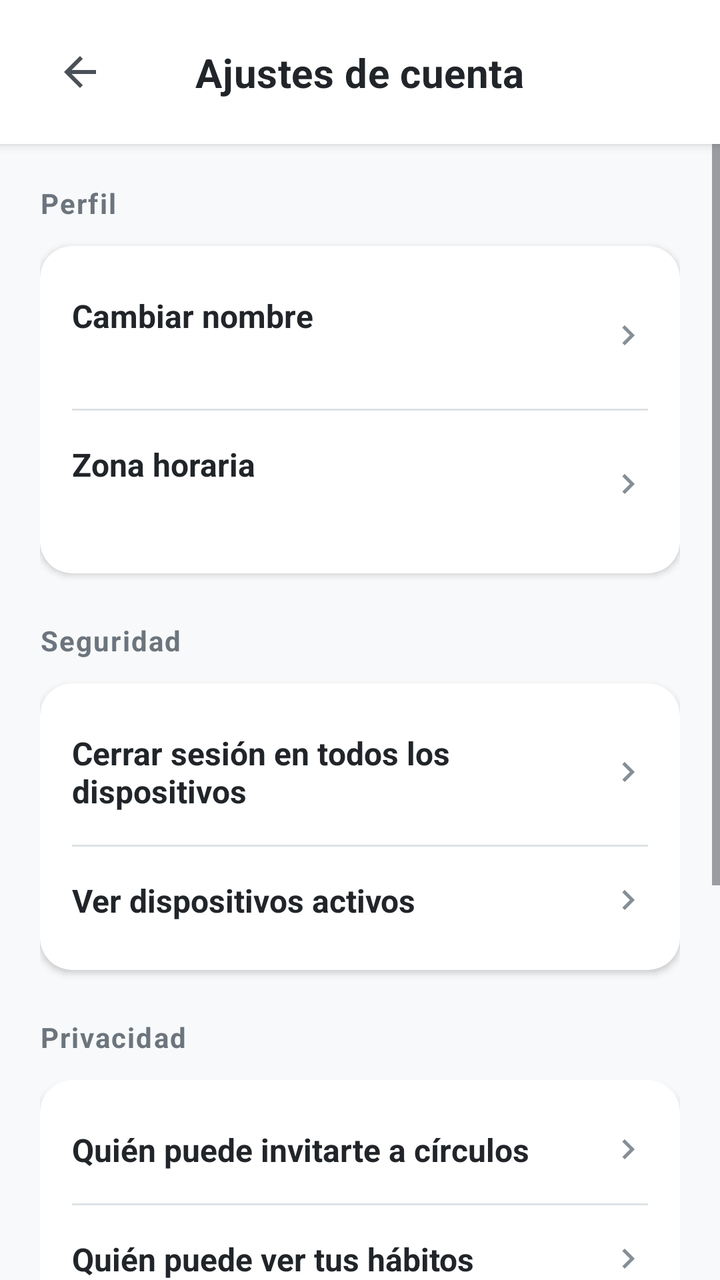
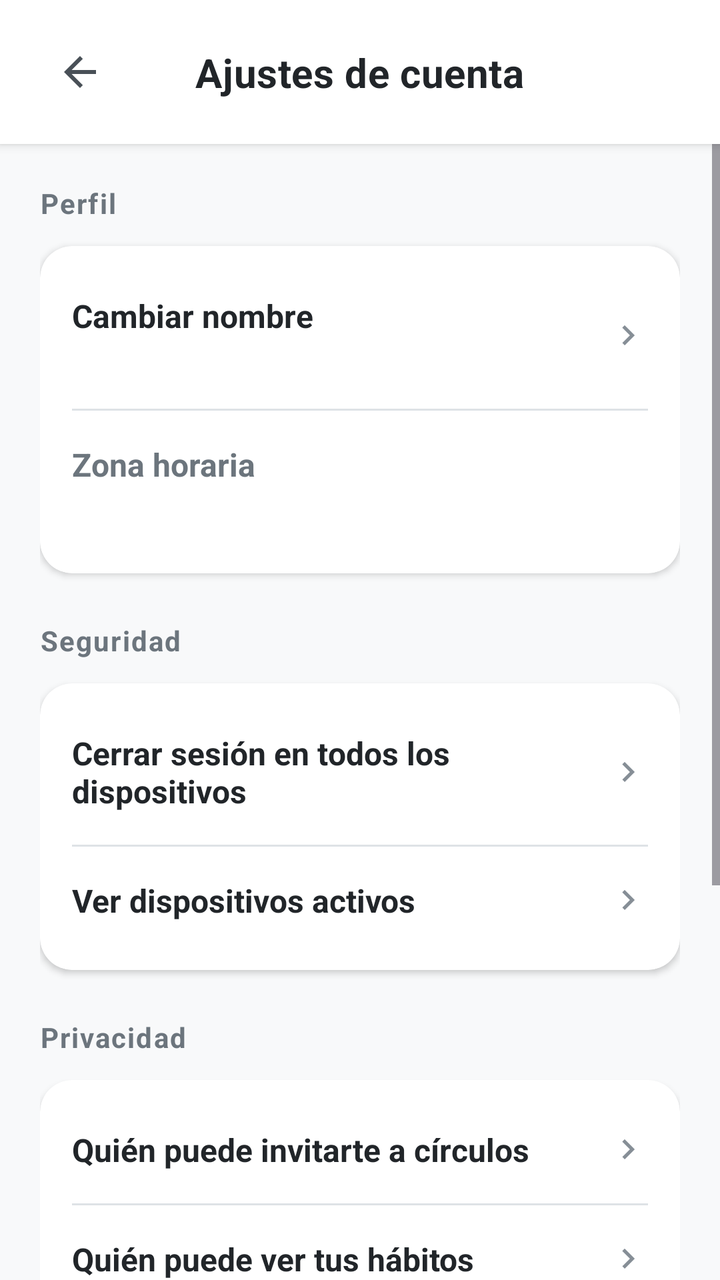

Screens rendered from an Android XML layout before and after an edit, with the pre-edit source and the edit as a unified diff.
<!-- AndroidManifest.xml: application theme Theme.Pace -->
<!-- res/layout/activity_account_settings.xml -->
<?xml version="1.0" encoding="utf-8"?>
<androidx.constraintlayout.widget.ConstraintLayout
    xmlns:android="http://schemas.android.com/apk/res/android"
    xmlns:app="http://schemas.android.com/apk/res-auto"
    android:layout_width="match_parent"
    android:layout_height="match_parent"
    android:background="@color/background_primary">

    
    <androidx.constraintlayout.widget.ConstraintLayout
        android:id="@+id/headerLayout"
        android:layout_width="0dp"
        android:layout_height="wrap_content"
        android:background="@color/background_card"
        android:elevation="3dp"
        android:paddingTop="16dp"
        android:paddingBottom="16dp"
        android:paddingStart="20dp"
        android:paddingEnd="20dp"
        app:layout_constraintTop_toTopOf="parent"
        app:layout_constraintStart_toStartOf="parent"
        app:layout_constraintEnd_toEndOf="parent">

        
        <ImageButton
            android:id="@+id/backButton"
            android:layout_width="40dp"
            android:layout_height="40dp"
            android:src="@drawable/ic_arrow_back"
            android:background="?attr/selectableItemBackgroundBorderless"
            android:contentDescription="Volver"
            android:scaleType="centerInside"
            app:tint="@color/accent_primary"
            app:layout_constraintTop_toTopOf="parent"
            app:layout_constraintBottom_toBottomOf="parent"
            app:layout_constraintStart_toStartOf="parent" />

        
        <TextView
            android:layout_width="wrap_content"
            android:layout_height="wrap_content"
            android:text="@string/account_settings"
            android:textSize="20sp"
            android:textStyle="bold"
            android:textColor="@color/text_primary"
            android:letterSpacing="0.01"
            app:layout_constraintTop_toTopOf="parent"
            app:layout_constraintBottom_toBottomOf="parent"
            app:layout_constraintStart_toStartOf="parent"
            app:layout_constraintEnd_toEndOf="parent" />

    </androidx.constraintlayout.widget.ConstraintLayout>

    
    <ScrollView
        android:layout_width="0dp"
        android:layout_height="0dp"
        android:fillViewport="true"
        app:layout_constraintTop_toBottomOf="@id/headerLayout"
        app:layout_constraintBottom_toBottomOf="parent"
        app:layout_constraintStart_toStartOf="parent"
        app:layout_constraintEnd_toEndOf="parent">

        <LinearLayout
            android:layout_width="match_parent"
            android:layout_height="wrap_content"
            android:orientation="vertical"
            android:padding="20dp">

            
            <TextView
                android:layout_width="wrap_content"
                android:layout_height="wrap_content"
                android:text="@string/profile_section"
                android:textSize="14sp"
                android:textStyle="bold"
                android:textColor="@color/text_secondary"
                android:letterSpacing="0.05"
                android:layout_marginBottom="12dp" />

            
            <com.google.android.material.card.MaterialCardView
                android:layout_width="match_parent"
                android:layout_height="wrap_content"
                android:layout_marginBottom="24dp"
                app:cardCornerRadius="16dp"
                app:cardElevation="2dp"
                app:strokeWidth="0dp"
                app:cardBackgroundColor="@color/background_card">

                <LinearLayout
                    android:layout_width="match_parent"
                    android:layout_height="wrap_content"
                    android:orientation="vertical"
                    android:padding="16dp">

                    
                    <LinearLayout
                        android:id="@+id/changeNameOption"
                        android:layout_width="match_parent"
                        android:layout_height="wrap_content"
                        android:orientation="horizontal"
                        android:gravity="center_vertical"
                        android:paddingTop="8dp"
                        android:paddingBottom="8dp"
                        android:clickable="true"
                        android:focusable="true"
                        android:background="?attr/selectableItemBackground">

                        <LinearLayout
                            android:layout_width="0dp"
                            android:layout_height="wrap_content"
                            android:layout_weight="1"
                            android:orientation="vertical">

                            <TextView
                                android:layout_width="wrap_content"
                                android:layout_height="wrap_content"
                                android:text="@string/change_name"
                                android:textSize="16sp"
                                android:textColor="@color/text_primary"
                                android:textStyle="bold" />

                            <TextView
                                android:id="@+id/currentNameText"
                                android:layout_width="wrap_content"
                                android:layout_height="wrap_content"
                                android:text=""
                                android:textSize="13sp"
                                android:textColor="@color/text_secondary"
                                android:layout_marginTop="2dp" />

                        </LinearLayout>

                        <ImageView
                            android:layout_width="20dp"
                            android:layout_height="20dp"
                            android:src="@drawable/ic_arrow_right"
                            android:contentDescription="Cambiar nombre"
                            app:tint="@color/icon_color" />

                    </LinearLayout>

                    
                    <View
                        android:layout_width="match_parent"
                        android:layout_height="1dp"
                        android:background="@color/border_color"
                        android:layout_marginTop="8dp"
                        android:layout_marginBottom="8dp" />

                    
                    <LinearLayout
                        android:id="@+id/timezoneOption"
                        android:layout_width="match_parent"
                        android:layout_height="wrap_content"
                        android:orientation="horizontal"
                        android:gravity="center_vertical"
                        android:paddingTop="8dp"
                        android:paddingBottom="8dp"
                        android:clickable="true"
                        android:focusable="true"
                        android:background="?attr/selectableItemBackground">

                        <LinearLayout
                            android:layout_width="0dp"
                            android:layout_height="wrap_content"
                            android:layout_weight="1"
                            android:orientation="vertical">

                            <TextView
                                android:layout_width="wrap_content"
                                android:layout_height="wrap_content"
                                android:text="@string/timezone"
                                android:textSize="16sp"
                                android:textColor="@color/text_primary"
                                android:textStyle="bold" />

                            <TextView
                                android:id="@+id/currentTimezoneText"
                                android:layout_width="wrap_content"
                                android:layout_height="wrap_content"
                                android:text=""
                                android:textSize="13sp"
                                android:textColor="@color/text_secondary"
                                android:layout_marginTop="2dp" />

                        </LinearLayout>

                        <ImageView
                            android:layout_width="20dp"
                            android:layout_height="20dp"
                            android:src="@drawable/ic_arrow_right"
                            android:contentDescription="Cambiar zona horaria"
                            app:tint="@color/icon_color" />

                    </LinearLayout>

                </LinearLayout>

            </com.google.android.material.card.MaterialCardView>

            
            <TextView
                android:layout_width="wrap_content"
                android:layout_height="wrap_content"
                android:text="@string/security_section"
                android:textSize="14sp"
                android:textStyle="bold"
                android:textColor="@color/text_secondary"
                android:letterSpacing="0.05"
                android:layout_marginBottom="12dp" />

            
            <com.google.android.material.card.MaterialCardView
                android:layout_width="match_parent"
                android:layout_height="wrap_content"
                android:layout_marginBottom="24dp"
                app:cardCornerRadius="16dp"
                app:cardElevation="2dp"
                app:strokeWidth="0dp"
                app:cardBackgroundColor="@color/background_card">

                <LinearLayout
                    android:layout_width="match_parent"
                    android:layout_height="wrap_content"
                    android:orientation="vertical"
                    android:padding="16dp">

                    
                    <LinearLayout
                        android:id="@+id/signOutAllDevicesOption"
                        android:layout_width="match_parent"
                        android:layout_height="wrap_content"
                        android:orientation="horizontal"
                        android:gravity="center_vertical"
                        android:paddingTop="8dp"
                        android:paddingBottom="8dp"
                        android:clickable="true"
                        android:focusable="true"
                        android:background="?attr/selectableItemBackground">

                        <LinearLayout
                            android:layout_width="0dp"
                            android:layout_height="wrap_content"
                            android:layout_weight="1"
                            android:orientation="vertical">

                            <TextView
                                android:layout_width="wrap_content"
                                android:layout_height="wrap_content"
                                android:text="@string/sign_out_all_devices"
                                android:textSize="16sp"
                                android:textColor="@color/text_primary"
                                android:textStyle="bold" />

                        </LinearLayout>

                        <ImageView
                            android:layout_width="20dp"
                            android:layout_height="20dp"
                            android:src="@drawable/ic_arrow_right"
                            android:contentDescription="Cerrar sesión"
                            app:tint="@color/icon_color" />

                    </LinearLayout>

                    
                    <View
                        android:layout_width="match_parent"
                        android:layout_height="1dp"
                        android:background="@color/border_color"
                        android:layout_marginTop="8dp"
                        android:layout_marginBottom="8dp" />

                    
                    <LinearLayout
                        android:id="@+id/viewActiveDevicesOption"
                        android:layout_width="match_parent"
                        android:layout_height="wrap_content"
                        android:orientation="horizontal"
                        android:gravity="center_vertical"
                        android:paddingTop="8dp"
                        android:paddingBottom="8dp"
                        android:clickable="true"
                        android:focusable="true"
                        android:background="?attr/selectableItemBackground">

                        <LinearLayout
                            android:layout_width="0dp"
                            android:layout_height="wrap_content"
                            android:layout_weight="1"
                            android:orientation="vertical">

                            <TextView
                                android:layout_width="wrap_content"
                                android:layout_height="wrap_content"
                                android:text="@string/view_active_devices"
                                android:textSize="16sp"
                                android:textColor="@color/text_primary"
                                android:textStyle="bold" />

                        </LinearLayout>

                        <ImageView
                            android:layout_width="20dp"
                            android:layout_height="20dp"
                            android:src="@drawable/ic_arrow_right"
                            android:contentDescription="Ver dispositivos"
                            app:tint="@color/icon_color" />

                    </LinearLayout>

                </LinearLayout>

            </com.google.android.material.card.MaterialCardView>

            
            <TextView
                android:layout_width="wrap_content"
                android:layout_height="wrap_content"
                android:text="@string/privacy_section"
                android:textSize="14sp"
                android:textStyle="bold"
                android:textColor="@color/text_secondary"
                android:letterSpacing="0.05"
                android:layout_marginBottom="12dp" />

            
            <com.google.android.material.card.MaterialCardView
                android:layout_width="match_parent"
                android:layout_height="wrap_content"
                android:layout_marginBottom="24dp"
                app:cardCornerRadius="16dp"
                app:cardElevation="2dp"
                app:strokeWidth="0dp"
                app:cardBackgroundColor="@color/background_card">

                <LinearLayout
                    android:layout_width="match_parent"
                    android:layout_height="wrap_content"
                    android:orientation="vertical"
                    android:padding="16dp">

                    
                    <LinearLayout
                        android:id="@+id/whoCanInviteOption"
                        android:layout_width="match_parent"
                        android:layout_height="wrap_content"
                        android:orientation="horizontal"
                        android:gravity="center_vertical"
                        android:paddingTop="8dp"
                        android:paddingBottom="8dp"
                        android:clickable="true"
                        android:focusable="true"
                        android:background="?attr/selectableItemBackground">

                        <LinearLayout
                            android:layout_width="0dp"
                            android:layout_height="wrap_content"
                            android:layout_weight="1"
                            android:orientation="vertical">

                            <TextView
                                android:layout_width="wrap_content"
                                android:layout_height="wrap_content"
                                android:text="@string/who_can_invite_circles"
                                android:textSize="16sp"
                                android:textColor="@color/text_primary"
                                android:textStyle="bold" />

                        </LinearLayout>

                        <ImageView
                            android:layout_width="20dp"
                            android:layout_height="20dp"
                            android:src="@drawable/ic_arrow_right"
                            android:contentDescription="Configurar"
                            app:tint="@color/icon_color" />

                    </LinearLayout>

                    
                    <View
                        android:layout_width="match_parent"
                        android:layout_height="1dp"
                        android:background="@color/border_color"
                        android:layout_marginTop="8dp"
                        android:layout_marginBottom="8dp" />

                    
                    <LinearLayout
                        android:id="@+id/whoCanSeeHabitsOption"
                        android:layout_width="match_parent"
                        android:layout_height="wrap_content"
                        android:orientation="horizontal"
                        android:gravity="center_vertical"
                        android:paddingTop="8dp"
                        android:paddingBottom="8dp"
                        android:clickable="true"
                        android:focusable="true"
                        android:background="?attr/selectableItemBackground">

                        <LinearLayout
                            android:layout_width="0dp"
                            android:layout_height="wrap_content"
                            android:layout_weight="1"
                            android:orientation="vertical">

                            <TextView
                                android:layout_width="wrap_content"
                                android:layout_height="wrap_content"
                                android:text="@string/who_can_see_habits"
                                android:textSize="16sp"
                                android:textColor="@color/text_primary"
                                android:textStyle="bold" />

                        </LinearLayout>

                        <ImageView
                            android:layout_width="20dp"
                            android:layout_height="20dp"
                            android:src="@drawable/ic_arrow_right"
                            android:contentDescription="Configurar"
                            app:tint="@color/icon_color" />

                    </LinearLayout>

                    
                    <View
                        android:layout_width="match_parent"
                        android:layout_height="1dp"
                        android:background="@color/border_color"
                        android:layout_marginTop="8dp"
                        android:layout_marginBottom="8dp" />

                    
                    <LinearLayout
                        android:id="@+id/blockUsersOption"
                        android:layout_width="match_parent"
                        android:layout_height="wrap_content"
                        android:orientation="horizontal"
                        android:gravity="center_vertical"
                        android:paddingTop="8dp"
                        android:paddingBottom="8dp"
                        android:clickable="true"
                        android:focusable="true"
                        android:background="?attr/selectableItemBackground">

                        <LinearLayout
                            android:layout_width="0dp"
                            android:layout_height="wrap_content"
                            android:layout_weight="1"
                            android:orientation="vertical">

                            <TextView
                                android:layout_width="wrap_content"
                                android:layout_height="wrap_content"
                                android:text="@string/block_users"
                                android:textSize="16sp"
                                android:textColor="@color/text_primary"
                                android:textStyle="bold" />

                        </LinearLayout>

                        <ImageView
                            android:layout_width="20dp"
                            android:layout_height="20dp"
                            android:src="@drawable/ic_arrow_right"
                            android:contentDescription="Ver bloqueados"
                            app:tint="@color/icon_color" />

                    </LinearLayout>

                </LinearLayout>

            </com.google.android.material.card.MaterialCardView>

            
            <TextView
                android:layout_width="wrap_content"
                android:layout_height="wrap_content"
                android:text="@string/data_account_section"
                android:textSize="14sp"
                android:textStyle="bold"
                android:textColor="@color/text_secondary"
                android:letterSpacing="0.05"
                android:layout_marginBottom="12dp" />

            
            <com.google.android.material.card.MaterialCardView
                android:layout_width="match_parent"
                android:layout_height="wrap_content"
                android:layout_marginBottom="24dp"
                app:cardCornerRadius="16dp"
                app:cardElevation="2dp"
                app:strokeWidth="0dp"
                app:cardBackgroundColor="@color/background_card">

                <LinearLayout
                    android:layout_width="match_parent"
                    android:layout_height="wrap_content"
                    android:orientation="vertical"
                    android:padding="16dp">

                    
                    <LinearLayout
                        android:id="@+id/downloadDataOption"
                        android:layout_width="match_parent"
                        android:layout_height="wrap_content"
                        android:orientation="horizontal"
                        android:gravity="center_vertical"
                        android:paddingTop="8dp"
                        android:paddingBottom="8dp"
                        android:clickable="true"
                        android:focusable="true"
                        android:background="?attr/selectableItemBackground">

                        <LinearLayout
                            android:layout_width="0dp"
                            android:layout_height="wrap_content"
                            android:layout_weight="1"
                            android:orientation="vertical">

                            <TextView
                                android:layout_width="wrap_content"
                                android:layout_height="wrap_content"
                                android:text="@string/download_my_data"
                                android:textSize="16sp"
                                android:textColor="@color/text_primary"
                                android:textStyle="bold" />

                        </LinearLayout>

                        <ImageView
                            android:layout_width="20dp"
                            android:layout_height="20dp"
                            android:src="@drawable/ic_arrow_right"
                            android:contentDescription="Descargar"
                            app:tint="@color/icon_color" />

                    </LinearLayout>

                    
                    <View
                        android:layout_width="match_parent"
                        android:layout_height="1dp"
                        android:background="@color/border_color"
                        android:layout_marginTop="8dp"
                        android:layout_marginBottom="8dp" />

                    
                    <LinearLayout
                        android:id="@+id/deleteAccountOption"
                        android:layout_width="match_parent"
                        android:layout_height="wrap_content"
                        android:orientation="horizontal"
                        android:gravity="center_vertical"
                        android:paddingTop="8dp"
                        android:paddingBottom="8dp"
                        android:clickable="true"
                        android:focusable="true"
                        android:background="?attr/selectableItemBackground">

                        <LinearLayout
                            android:layout_width="0dp"
                            android:layout_height="wrap_content"
                            android:layout_weight="1"
                            android:orientation="vertical">

                            <TextView
                                android:layout_width="wrap_content"
                                android:layout_height="wrap_content"
                                android:text="@string/delete_account"
                                android:textSize="16sp"
                                android:textColor="@color/error_red"
                                android:textStyle="bold" />

                        </LinearLayout>

                        <ImageView
                            android:layout_width="20dp"
                            android:layout_height="20dp"
                            android:src="@drawable/ic_arrow_right"
                            android:contentDescription="Eliminar cuenta"
                            app:tint="@color/error_red" />

                    </LinearLayout>

                </LinearLayout>

            </com.google.android.material.card.MaterialCardView>

        </LinearLayout>

    </ScrollView>

</androidx.constraintlayout.widget.ConstraintLayout>
<!-- resources referenced by this layout -->
<resources>
  <color name="accent_primary">#495057</color>
  <color name="background_card">#FFFFFF</color>
  <color name="background_primary">#F8F9FA</color>
  <color name="border_color">#DEE2E6</color>
  <color name="error_red">#D32F2F</color>
  <color name="icon_color">#868E96</color>
  <color name="text_primary">#212529</color>
  <color name="text_secondary">#6C757D</color>
  <!-- drawable ic_arrow_back (drawable) -->
  <vector xmlns:android="http://schemas.android.com/apk/res/android"
      android:width="24dp"
      android:height="24dp"
      android:viewportWidth="24"
      android:viewportHeight="24">
      <path
          android:fillColor="@color/accent_primary"
          android:pathData="M20,11H7.83l5.59,-5.59L12,4l-8,8 8,8 1.41,-1.41L7.83,13H20v-2z"/>
  </vector>
  <!-- drawable ic_arrow_right (drawable) -->
  <vector xmlns:android="http://schemas.android.com/apk/res/android"
      android:width="24dp"
      android:height="24dp"
      android:viewportWidth="24"
      android:viewportHeight="24">
      <path
          android:fillColor="@color/icon_color"
          android:pathData="M8.59,16.59L13.17,12 8.59,7.41 10,6l6,6 -6,6 -1.41,-1.41z"/>
  </vector>
  <string name="account_settings">Ajustes de cuenta</string>
  <string name="block_users">Bloquear usuarios</string>
  <string name="change_name">Cambiar nombre</string>
  <string name="data_account_section">Datos y cuenta</string>
  <string name="delete_account">Eliminar cuenta</string>
  <string name="download_my_data">Descargar mis datos</string>
  <string name="privacy_section">Privacidad</string>
  <string name="profile_section">Perfil</string>
  <string name="security_section">Seguridad</string>
  <string name="sign_out_all_devices">Cerrar sesión en todos los dispositivos</string>
  <string name="timezone">Zona horaria</string>
  <string name="view_active_devices">Ver dispositivos activos</string>
  <string name="who_can_invite_circles">Quién puede invitarte a círculos</string>
  <string name="who_can_see_habits">Quién puede ver tus hábitos</string>
  <style name="Theme.Pace" parent="Base.Theme.Pace" />
  <style name="Base.Theme.Pace" parent="Theme.Material3.DayNight.NoActionBar">
          
          <item name="android:statusBarColor">@color/background_primary</item>
          <item name="android:windowOptOutEdgeToEdgeEnforcement" tools:targetApi="35">true</item>
      </style>
</resources>

<!-- the commit's change to res/layout/activity_account_settings.xml (unified diff, before → after) -->
@@ -173,7 +173,7 @@
                                 android:layout_height="wrap_content"
                                 android:text="@string/timezone"
                                 android:textSize="16sp"
-                                android:textColor="@color/text_primary"
+                                android:textColor="@color/text_secondary"
                                 android:textStyle="bold" />
 
                             <TextView
@@ -186,13 +186,6 @@
                                 android:layout_marginTop="2dp" />
 
                         </LinearLayout>
-
-                        <ImageView
-                            android:layout_width="20dp"
-                            android:layout_height="20dp"
-                            android:src="@drawable/ic_arrow_right"
-                            android:contentDescription="Cambiar zona horaria"
-                            app:tint="@color/icon_color" />
 
                     </LinearLayout>
 
